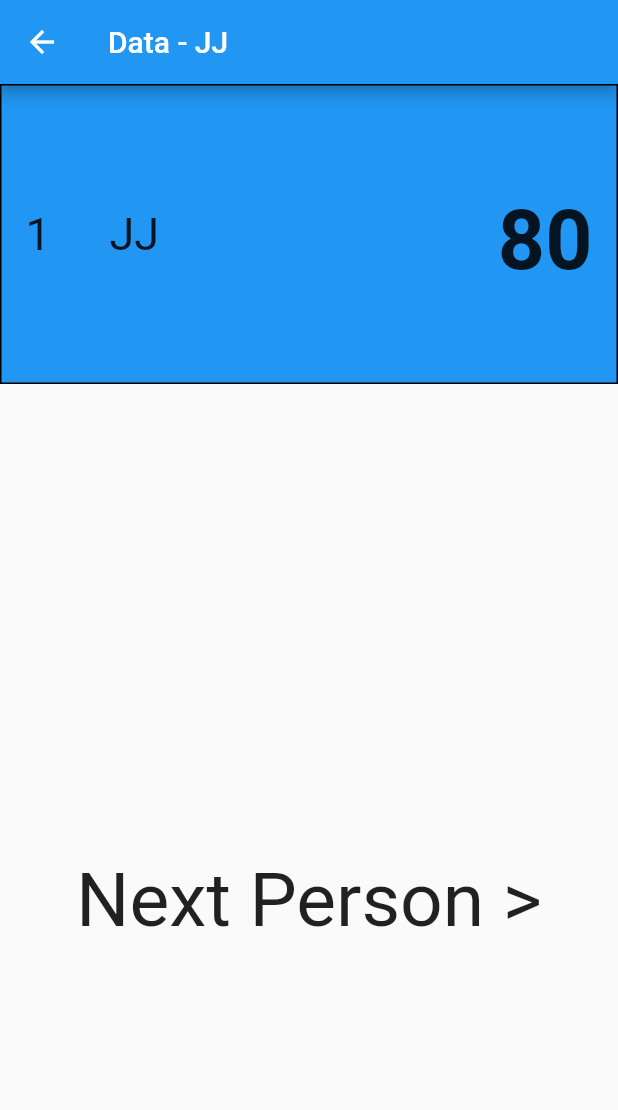
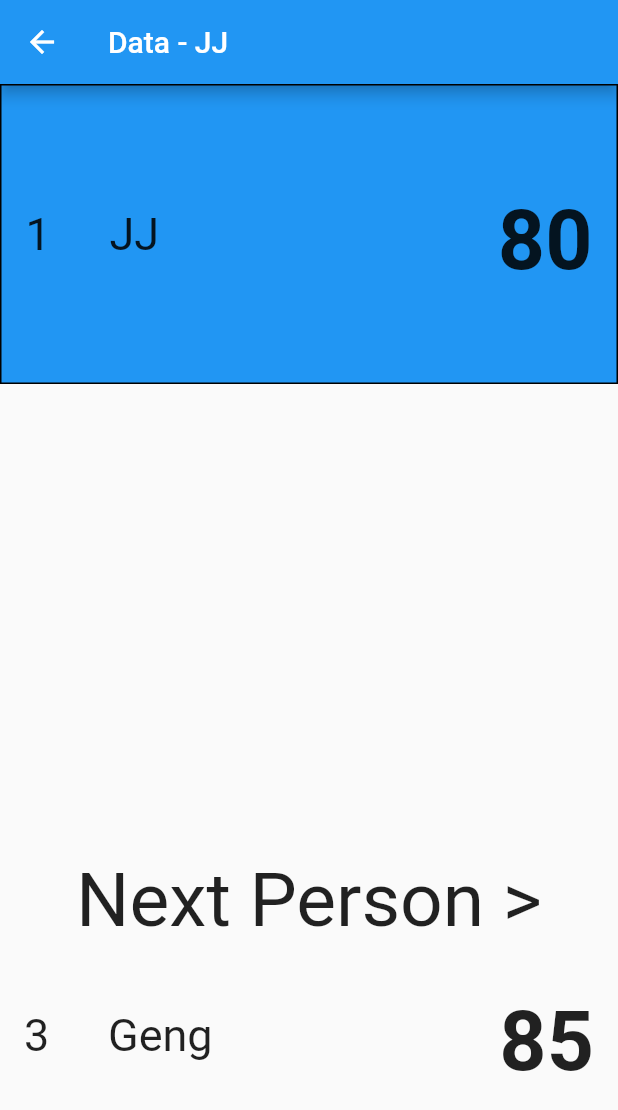
Before and after one commit to YongYangyuen/Flutter-my_scores_list, a Flutter app: the screen it shows after launch, after a tap on an icon or button, on a phone screen of 412 x 824 dp. Shown: the top 1110 px of the screen. Run offline on Flutter 3.47's test engine with Material 2 defaults, Android fonts, the phone set to English and light mode, and no system bars; missing offline and left inert: numeric_keyboard.

```diff
--- a/lib/presentation/show_screen.dart
+++ b/lib/presentation/show_screen.dart
@@ -27,6 +27,31 @@ class _ShowScreenState extends State<ShowScreen> {
   @override
   void initState() {
     super.initState();
+  }
+
+  int findNextOneIndex() {
+    var leastNext = 0;
+    var leastNextIndex;
+
+    for (var i = 0; i < scores.length; i++) {
+      if (leastNext == 0) {
+        if (scores[i] >= scores[widget.index] && i != widget.index) {
+          leastNext = scores[i];
+          leastNextIndex = i;
+        }
+      } else {
+        if (scores[i] > scores[widget.index] && i != widget.index) {
+          if (scores[i] <= leastNext) {
+            leastNext = scores[i];
+            leastNextIndex = i;
+          }
+        }
+      }
+    }
+
+    if (leastNextIndex == null) leastNextIndex = widget.index;
+
+    return leastNextIndex;
   }
 
   @override
@@ -64,6 +89,32 @@ class _ShowScreenState extends State<ShowScreen> {
             "Next Person >",
             style: TextStyle(fontSize: 50),
           ),
+        ),
+        Container(
+          child: Text(
+            """
+
+            """,
+          ),
+        ),
+        Container(
+          child: ListTile(
+            onTap: () => Navigator.of(context).pushNamed(AppRoutes.pageShowData,
+                arguments: ShowParameters(findNextOneIndex())),
+            leading: Text((findNextOneIndex() + 1).toString(),
+                style: TextStyle(fontSize: 30)),
+            title: Text(
+              names[findNextOneIndex()],
+              style: TextStyle(fontSize: 30),
+            ),
+            trailing: Text(
+              scores[findNextOneIndex()].toString(),
+              style: TextStyle(
+                fontWeight: FontWeight.bold,
+                fontSize: 55,
+              ),
+            ),
+          ),
         )
       ]),
     );
```
